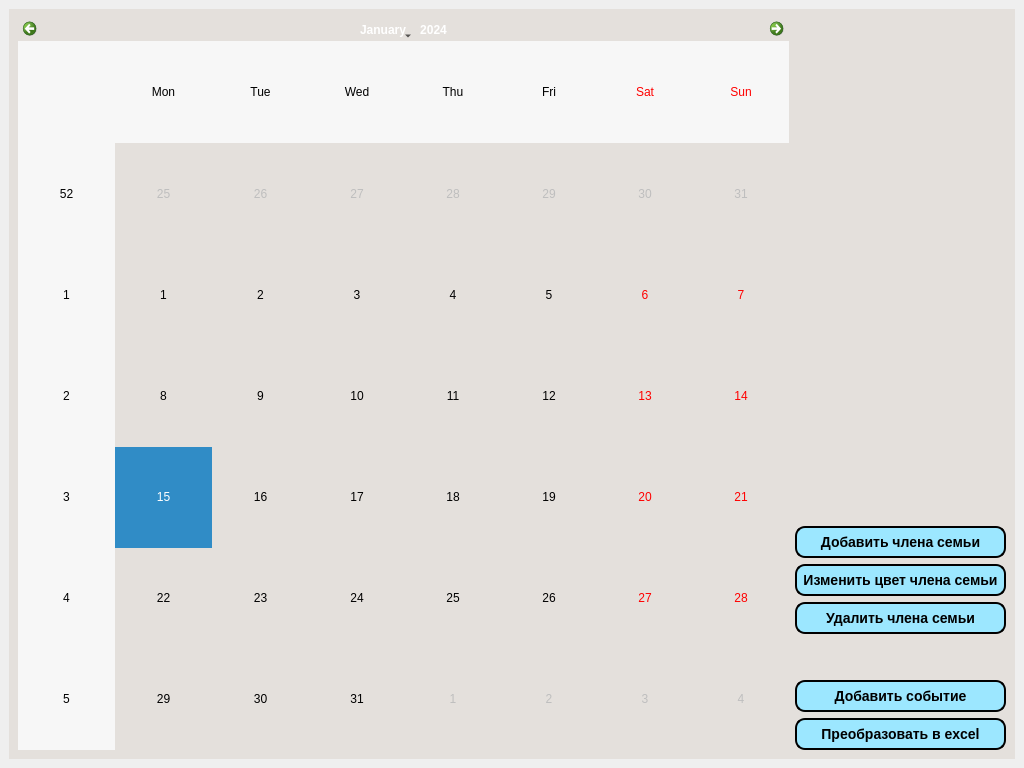
Old version of the form DialogsDesigns/design.ui in the repository Sergey207/FamilyCalendar.
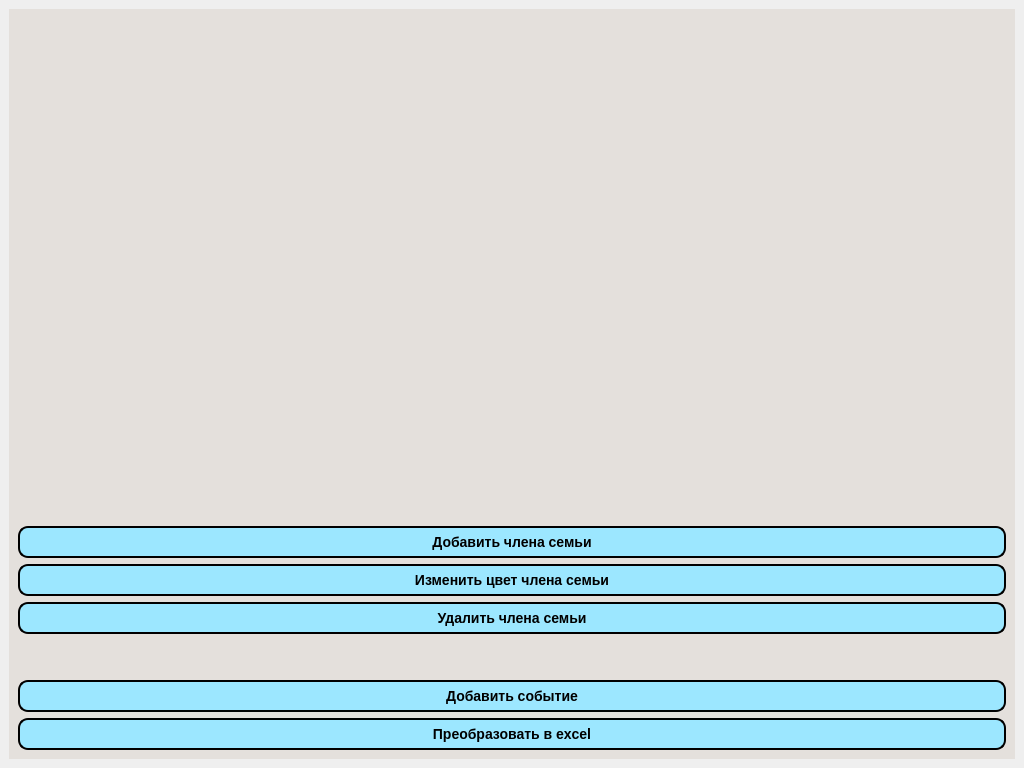
New version of the form. The open tabs and pages were chosen to show the change.

```diff
--- a/DialogsDesigns/design.ui
+++ b/DialogsDesigns/design.ui
@@ -47,9 +47,6 @@
         <string notr="true">background-color: rgb(228, 224, 220);</string>
        </property>
        <layout class="QHBoxLayout" name="horizontalLayout_9">
-        <item>
-         <widget class="QCalendarWidget" name="calendarWidget"/>
-        </item>
         <item>
          <layout class="QVBoxLayout" name="verticalLayout" stretch="1,0,0,0,0,0,0">
           <item>
```
Left out of the diff: 2 changed lines with no effect on the pictures.
